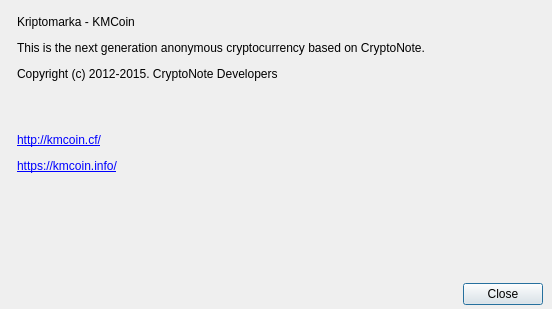
This is src/gui/ui/aboutdialog.ui in tr4nscr1pt/KMC-GUI-wallet as Qt 5 draws it before an edit. The edited form follows.
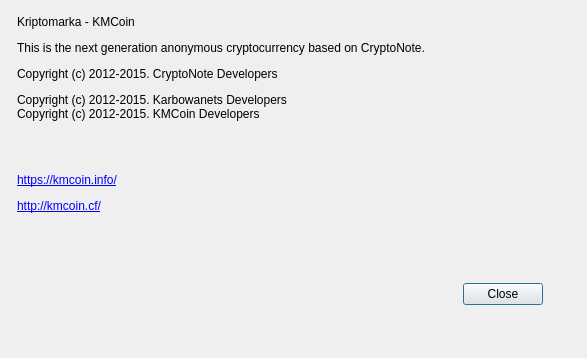
This is the edited form.

Patch:
```diff
--- a/src/gui/ui/aboutdialog.ui
+++ b/src/gui/ui/aboutdialog.ui
@@ -6,8 +6,8 @@
    <rect>
     <x>0</x>
     <y>0</y>
-    <width>552</width>
-    <height>309</height>
+    <width>587</width>
+    <height>358</height>
    </rect>
   </property>
   <property name="sizePolicy">
@@ -58,7 +58,7 @@
          </size>
         </property>
         <property name="text">
-         <string>&lt;html&gt;&lt;head/&gt;&lt;body&gt;&lt;p&gt;Kriptomarka - KMCoin&lt;/p&gt;&lt;p&gt;This is the next generation anonymous cryptocurrency based on CryptoNote.&lt;/p&gt;&lt;p&gt;Copyright (c) 2012-2015. CryptoNote Developers&lt;/p&gt;&lt;p&gt;&lt;br/&gt;&lt;/p&gt;&lt;p&gt;&lt;a href=&quot;http://kmcoin.cf/&quot;&gt;&lt;span style=&quot; text-decoration: underline; color:#0000ff;&quot;&gt;http://kmcoin.cf/&lt;/span&gt;&lt;/a&gt;&lt;/p&gt;&lt;p&gt;&lt;a href=&quot;http://kmcoin.cf/&quot;&gt;&lt;span style=&quot; text-decoration: underline; color:#0000ff;&quot;&gt;https://kmcoin.info/&lt;/span&gt;&lt;/a&gt;&lt;/p&gt;&lt;p&gt;&lt;br/&gt;&lt;/p&gt;&lt;/body&gt;&lt;/html&gt;</string>
+         <string>&lt;html&gt;&lt;head/&gt;&lt;body&gt;&lt;p&gt;Kriptomarka - KMCoin&lt;/p&gt;&lt;p&gt;This is the next generation anonymous cryptocurrency based on CryptoNote.&lt;/p&gt;&lt;p&gt;Copyright (c) 2012-2015. CryptoNote Developers&lt;/p&gt;&lt;p&gt;Copyright (c) 2012-2015. Karbowanets Developers&lt;br/&gt;Copyright (c) 2012-2015. KMCoin Developers&lt;/p&gt;&lt;p&gt;&lt;br/&gt;&lt;/p&gt;&lt;p&gt;&lt;a href=&quot;http://kmcoin.cf/&quot;&gt;&lt;span style=&quot; text-decoration: underline; color:#0000ff;&quot;&gt;https://kmcoin.info/&lt;/span&gt;&lt;/a&gt;&lt;/p&gt;&lt;p&gt;&lt;a href=&quot;http://kmcoin.cf/&quot;&gt;&lt;span style=&quot; text-decoration: underline; color:#0000ff;&quot;&gt;http://kmcoin.cf/&lt;/span&gt;&lt;/a&gt;&lt;/p&gt;&lt;p&gt;&lt;br/&gt;&lt;/p&gt;&lt;p&gt;&lt;br/&gt;&lt;/p&gt;&lt;/body&gt;&lt;/html&gt;</string>
         </property>
         <property name="textFormat">
          <enum>Qt::RichText</enum>
```
